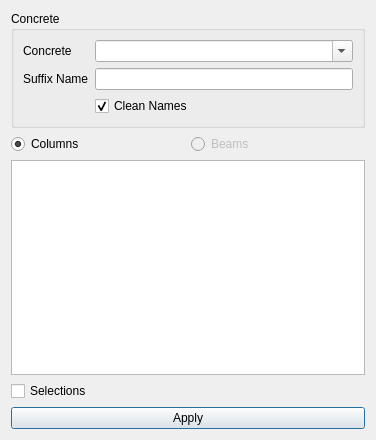
Above: widgets/edit/edit_frame_sections_props.ui from ebrahimraeyat/civilTools before the change. Below: the same form after it.
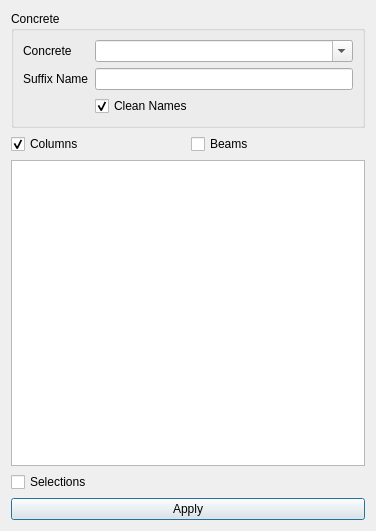
That is the form after the change. Icons and pictures are not drawn.

Commit message: Change the fc of beams

Diff of the .ui file:
```diff
--- a/widgets/edit/edit_frame_sections_props.ui
+++ b/widgets/edit/edit_frame_sections_props.ui
@@ -7,7 +7,7 @@
     <x>0</x>
     <y>0</y>
     <width>376</width>
-    <height>440</height>
+    <height>531</height>
    </rect>
   </property>
   <property name="windowTitle">
@@ -81,7 +81,7 @@
    <item>
     <layout class="QHBoxLayout" name="horizontalLayout">
      <item>
-      <widget class="QRadioButton" name="columns">
+      <widget class="QCheckBox" name="columns">
        <property name="text">
         <string>Columns</string>
        </property>
@@ -101,10 +101,7 @@
       </widget>
      </item>
      <item>
-      <widget class="QRadioButton" name="beams">
-       <property name="enabled">
-        <bool>false</bool>
-       </property>
+      <widget class="QCheckBox" name="beams">
        <property name="text">
         <string>Beams</string>
        </property>
```
Left out of the diff: 2 changed lines with no effect on the pictures. The commit also changes 1 other file.
